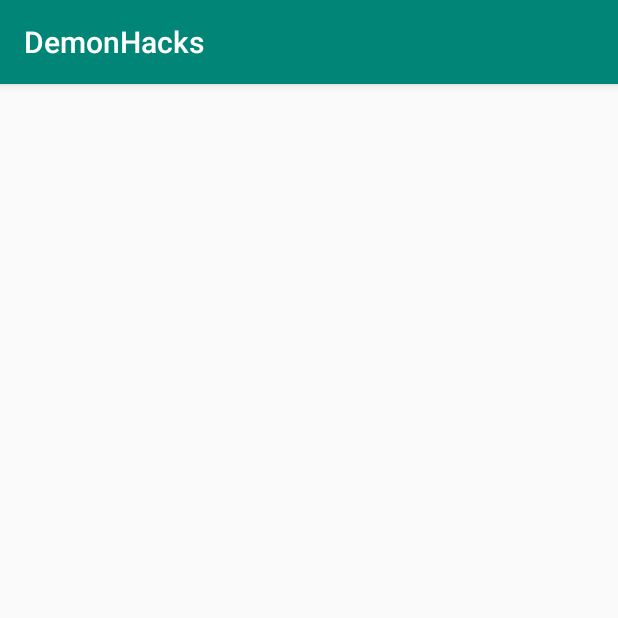
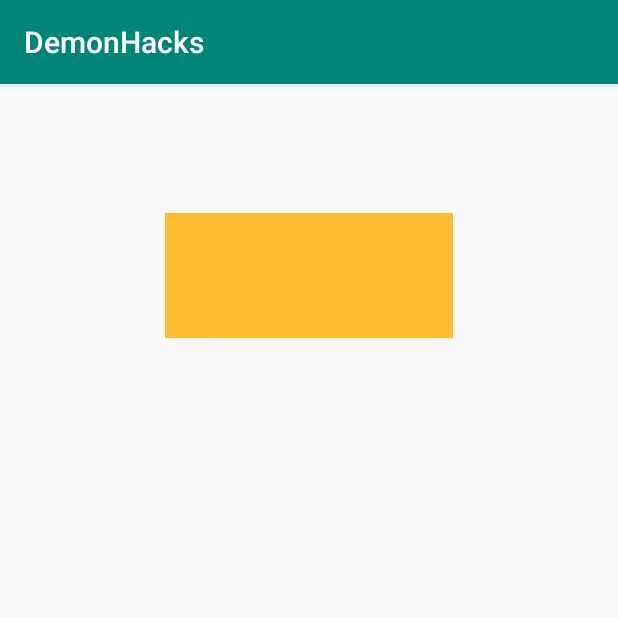
Before and after one commit to lauzadis/DemonHacks, an Android app: the vendor screen opened directly, with no data from a screen before it, on a phone screen of 412 x 824 dp, the top half of it. Run offline under Robolectric (Android 15) with nearby library versions, the phone set to English and light mode, and no system bars.

Commit message:
Added the Gun class

```diff
--- a/app/src/main/java/com/example/motbot/demonhacks/vendor.java
+++ b/app/src/main/java/com/example/motbot/demonhacks/vendor.java
@@ -3,6 +3,10 @@ package com.example.motbot.demonhacks;
 import android.support.v7.app.AppCompatActivity;
 import android.os.Bundle;
 
+/**
+ * Launches whenever player enters a shop
+ * Displays a gun or soldier for purchase
+ */
 public class vendor extends AppCompatActivity {
 
     @Override
@@ -10,4 +14,6 @@ public class vendor extends AppCompatActivity {
         super.onCreate(savedInstanceState);
         setContentView(R.layout.activity_vendor);
     }
+
+
 }
--- a/app/src/main/res/layout/activity_vendor.xml
+++ b/app/src/main/res/layout/activity_vendor.xml
@@ -6,4 +6,18 @@
     android:layout_height="match_parent"
     tools:context=".vendor">
 
+    <ImageButton
+        android:id="@+id/gunImageButton"
+        android:layout_width="192dp"
+        android:layout_height="83dp"
+        android:layout_marginStart="8dp"
+        android:layout_marginLeft="8dp"
+        android:layout_marginTop="86dp"
+        android:layout_marginEnd="8dp"
+        android:layout_marginRight="8dp"
+        android:background="@null"
+        app:layout_constraintEnd_toEndOf="parent"
+        app:layout_constraintStart_toStartOf="parent"
+        app:layout_constraintTop_toTopOf="parent"
+        app:srcCompat="@android:color/holo_orange_light" />
 </android.support.constraint.ConstraintLayout>
```
Also changed, not shown: app/src/main/java/com/example/motbot/demonhacks/Gun.java (added, +58 -0 lines).
